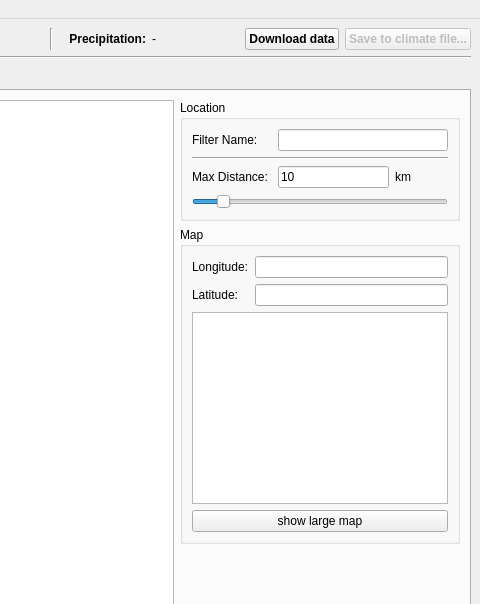
hirseboy/DWD-Weather-Data-Converter, file DWDWeatherDataConverter/src/DWDMainWindow.ui: the form before one commit; both pictures show x 855 to 1335 and y 0 to 604 of the 1335 by 839 pixel window.
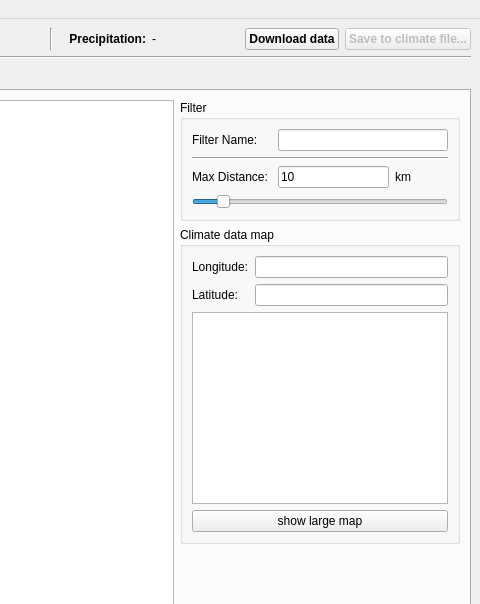
The form after the commit. Custom widgets are drawn as their Qt base class.

```diff
--- a/DWDWeatherDataConverter/src/DWDMainWindow.ui
+++ b/DWDWeatherDataConverter/src/DWDMainWindow.ui
@@ -369,7 +369,7 @@
            </size>
           </property>
           <property name="title">
-           <string>Location</string>
+           <string>Filter</string>
           </property>
           <layout class="QGridLayout" name="gridLayout" columnstretch="0,0,0,0">
            <item row="6" column="3">
@@ -435,7 +435,7 @@
         <item row="1" column="1">
          <widget class="QGroupBox" name="groupBox_2">
           <property name="title">
-           <string>Map</string>
+           <string>Climate data map</string>
           </property>
           <layout class="QGridLayout" name="gridLayout_10">
            <item row="0" column="0">
```
Left out of the diff: 62 changed lines with no effect on the pictures.
